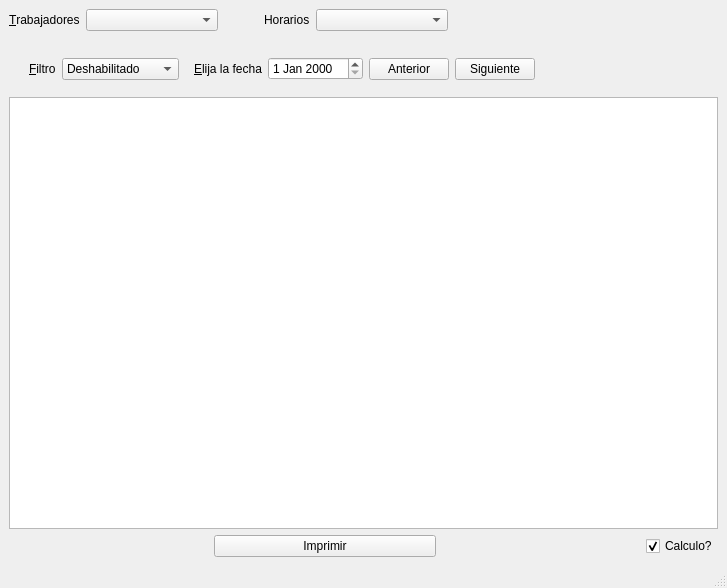
Above: ui/MainView.ui from linoboss/PyExcel before the change. Below: the same form after it.
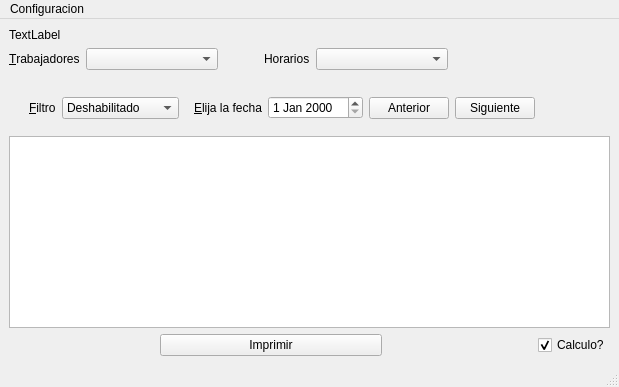
That is the form after the change.

```diff
--- a/ui/MainView.ui
+++ b/ui/MainView.ui
@@ -7,7 +7,7 @@
     <x>0</x>
     <y>0</y>
     <width>727</width>
-    <height>588</height>
+    <height>0</height>
    </rect>
   </property>
   <property name="windowTitle">
@@ -15,6 +15,13 @@
   </property>
   <widget class="QWidget" name="centralwidget">
    <layout class="QVBoxLayout" name="verticalLayout">
+    <item>
+     <widget class="QLabel" name="label_6">
+      <property name="text">
+       <string>TextLabel</string>
+      </property>
+     </widget>
+    </item>
     <item>
      <layout class="QHBoxLayout" name="horizontalLayout">
       <property name="topMargin">
@@ -321,6 +328,13 @@
      <height>21</height>
     </rect>
    </property>
+   <widget class="QMenu" name="menuConfiguracion">
+    <property name="title">
+     <string>Configuracion</string>
+    </property>
+    <addaction name="actionBase_de_datos"/>
+   </widget>
+   <addaction name="menuConfiguracion"/>
   </widget>
   <widget class="QStatusBar" name="statusbar"/>
  </widget>
```
Left out of the diff: 21 changed lines with no effect on the pictures.
